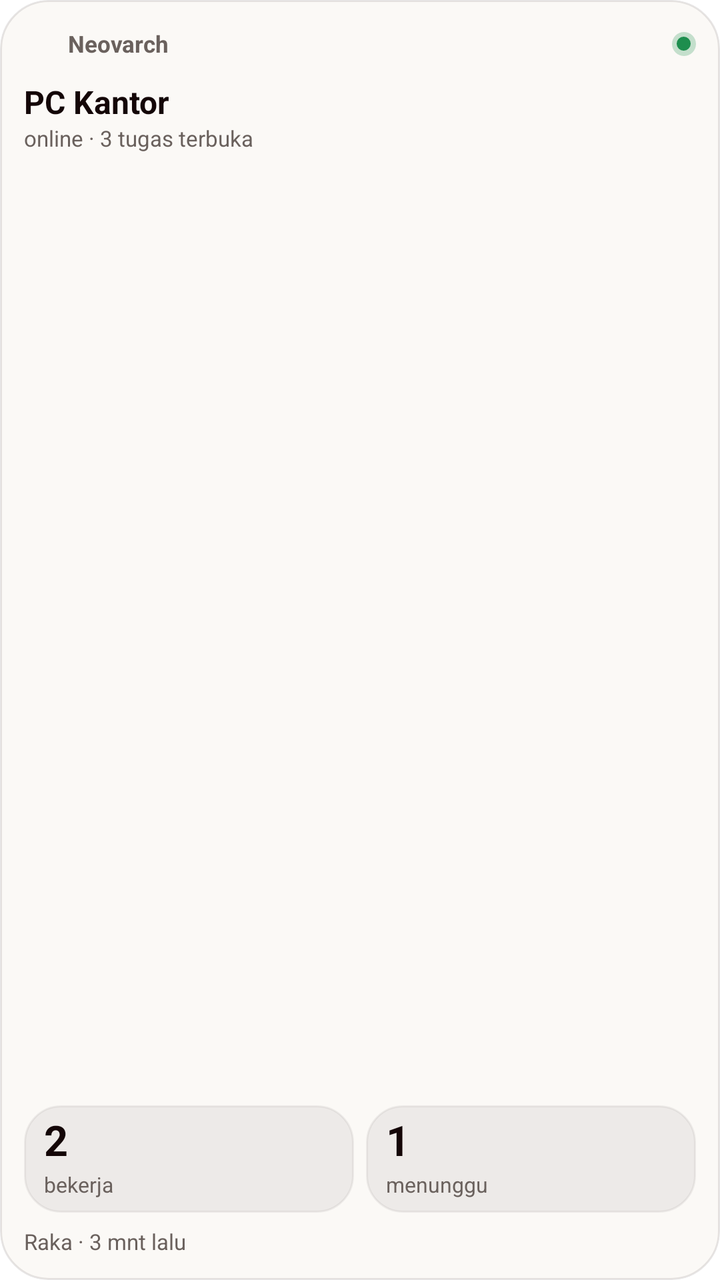
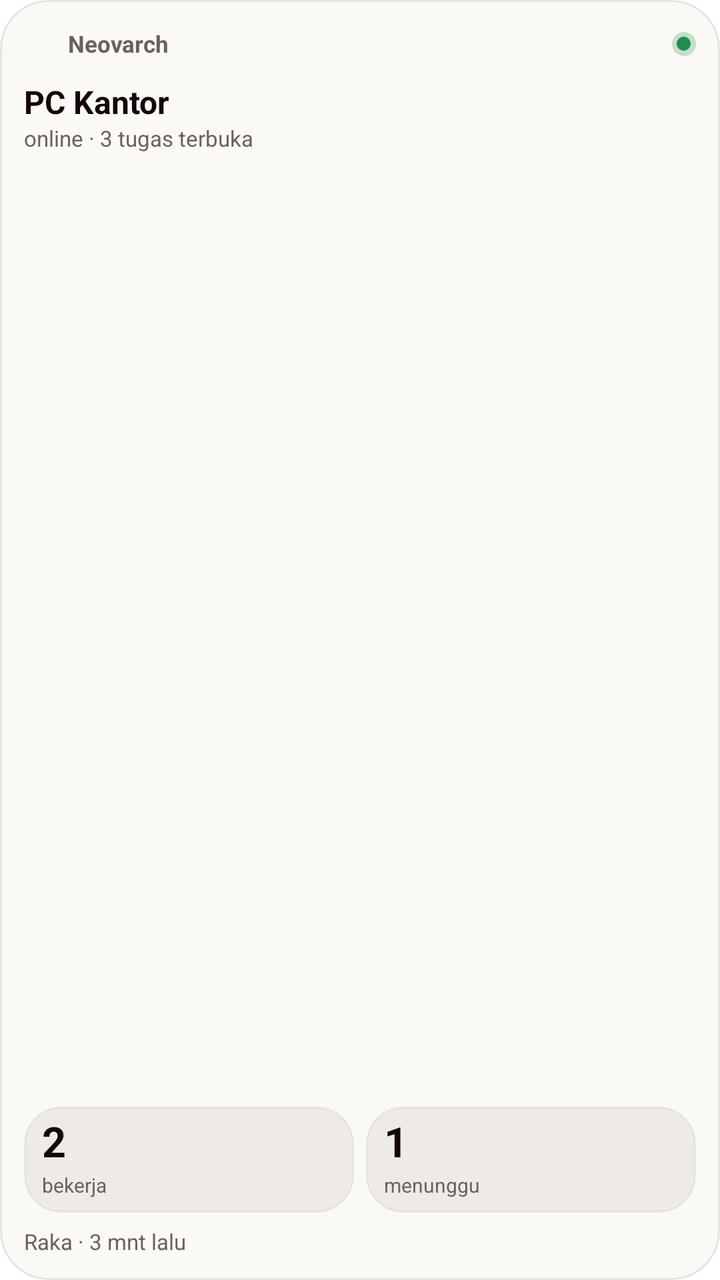

Screens rendered from an Android XML layout before and after an edit, with the pre-edit source and the edit as a unified diff.
<!-- AndroidManifest.xml: fallback theme Theme.MaterialComponents.DayNight.NoActionBar -->
<!-- res/layout/nv_status_widget.xml -->
<?xml version="1.0" encoding="utf-8"?>
<FrameLayout xmlns:android="http://schemas.android.com/apk/res/android"
    android:id="@android:id/background"
    android:layout_width="match_parent"
    android:layout_height="match_parent"
    android:background="@drawable/nvw_bg"
    android:clipToOutline="true"
    android:padding="@dimen/nvw_pad">
    <LinearLayout
        android:layout_width="match_parent"
        android:layout_height="match_parent"
        android:orientation="vertical">
        <LinearLayout
            android:layout_width="match_parent"
            android:layout_height="20dp"
            android:gravity="center_vertical"
            android:orientation="horizontal">
            <ImageView android:layout_width="16dp" android:layout_height="16dp" android:contentDescription="@null" android:src="@mipmap/ic_launcher" />
            <TextView android:layout_width="0dp" android:layout_height="wrap_content" android:layout_marginStart="6dp" android:layout_weight="1" android:ellipsize="end" android:maxLines="1" android:text="Neovarch" android:textColor="@color/nvw_muted" android:textSize="11.5sp" android:textStyle="bold" />
            <FrameLayout android:layout_width="12dp" android:layout_height="12dp">
                <ImageView android:layout_width="match_parent" android:layout_height="match_parent" android:contentDescription="@null" android:src="@drawable/nvw_circle" android:tint="@color/nvw_ok" android:alpha="0.25" android:id="@+id/nvs_halo" />
                <ImageView android:id="@+id/nvs_dot" android:layout_width="7dp" android:layout_height="7dp" android:layout_gravity="center" android:contentDescription="@null" android:src="@drawable/nvw_circle" android:tint="@color/nvw_ok" />
            </FrameLayout>
        </LinearLayout>
        <TextView
            android:id="@+id/nvs_pc"
            android:layout_width="match_parent"
            android:layout_height="wrap_content"
            android:layout_marginTop="8dp"
            android:ellipsize="end"
            android:maxLines="1"
            android:text="PC Kantor"
            android:textColor="@color/nvw_text"
            android:textSize="16sp"
            android:textStyle="bold" />
        <TextView
            android:id="@+id/nvs_status"
            android:layout_width="match_parent"
            android:layout_height="wrap_content"
            android:ellipsize="end"
            android:maxLines="1"
            android:text="online · 3 tugas terbuka"
            android:textColor="@color/nvw_muted"
            android:textSize="11sp" />
        <FrameLayout android:layout_width="match_parent" android:layout_height="0dp" android:layout_weight="1" android:minHeight="6dp" />
        <LinearLayout
            android:id="@+id/nvs_stats"
            android:layout_width="match_parent"
            android:layout_height="wrap_content"
            android:orientation="horizontal">
            <LinearLayout
                android:id="@+id/nvs_s1"
                android:layout_width="0dp"
                android:layout_height="wrap_content"
                android:layout_weight="1"
                android:background="@drawable/nvw_tile"
                android:orientation="vertical"
                android:paddingStart="10dp"
                android:paddingTop="6dp"
                android:paddingEnd="8dp"
                android:paddingBottom="7dp">
                <TextView android:id="@+id/nvs_s1_num" android:layout_width="wrap_content" android:layout_height="wrap_content" android:includeFontPadding="false" android:text="2" android:textColor="@color/nvw_text" android:textSize="21sp" android:textStyle="bold" />
                <TextView android:layout_width="wrap_content" android:layout_height="wrap_content" android:layout_marginTop="2dp" android:ellipsize="end" android:maxLines="1" android:text="bekerja" android:textColor="@color/nvw_muted" android:textSize="10.5sp" />
            </LinearLayout>
            <LinearLayout
                android:id="@+id/nvs_s2"
                android:layout_width="0dp"
                android:layout_height="wrap_content"
                android:layout_weight="1"
                android:layout_marginStart="6dp"
                android:background="@drawable/nvw_tile"
                android:orientation="vertical"
                android:paddingStart="10dp"
                android:paddingTop="6dp"
                android:paddingEnd="8dp"
                android:paddingBottom="7dp">
                <TextView android:id="@+id/nvs_s2_num" android:layout_width="wrap_content" android:layout_height="wrap_content" android:includeFontPadding="false" android:text="1" android:textColor="@color/nvw_text" android:textSize="21sp" android:textStyle="bold" />
                <TextView android:layout_width="wrap_content" android:layout_height="wrap_content" android:layout_marginTop="2dp" android:ellipsize="end" android:maxLines="1" android:text="menunggu" android:textColor="@color/nvw_muted" android:textSize="10.5sp" />
            </LinearLayout>
        </LinearLayout>
        <TextView
            android:id="@+id/nvs_last"
            android:layout_width="match_parent"
            android:layout_height="wrap_content"
            android:layout_marginTop="7dp"
            android:ellipsize="end"
            android:maxLines="1"
            android:text="Raka · 3 mnt lalu"
            android:textColor="@color/nvw_muted"
            android:textSize="11sp" />
    </LinearLayout>
</FrameLayout>
<!-- resources referenced by this layout -->
<resources>
  <color name="nvw_muted">#FF6A615D</color>
  <color name="nvw_ok">#FF1E8E4E</color>
  <color name="nvw_text">#FF140607</color>
  <dimen name="nvw_pad">12dp</dimen>
  <!-- drawable nvw_bg (drawable) -->
  <?xml version="1.0" encoding="utf-8"?>
  <shape xmlns:android="http://schemas.android.com/apk/res/android" android:shape="rectangle">
      <solid android:color="@color/nvw_bg" />
      <stroke android:width="1dp" android:color="@color/nvw_line" />
      <corners android:radius="@dimen/nvw_radius" />
  </shape>
  <!-- drawable nvw_circle (drawable) -->
  <?xml version="1.0" encoding="utf-8"?>
  <shape xmlns:android="http://schemas.android.com/apk/res/android" android:shape="oval">
      <solid android:color="#FFFFFFFF" />
  </shape>
  <!-- drawable nvw_tile (drawable) -->
  <?xml version="1.0" encoding="utf-8"?>
  <shape xmlns:android="http://schemas.android.com/apk/res/android" android:shape="rectangle">
      <solid android:color="@color/nvw_tile" />
      <stroke android:width="1dp" android:color="@color/nvw_tile_line" />
      <corners android:radius="18dp" />
  </shape>
  <!-- mipmap ic_launcher (mipmap-anydpi-v26) -->
  <?xml version="1.0" encoding="utf-8"?>
  <adaptive-icon xmlns:android="http://schemas.android.com/apk/res/android">
      <background android:drawable="@mipmap/ic_launcher_background" />
      <foreground android:drawable="@mipmap/ic_launcher_foreground" />
      <monochrome android:drawable="@mipmap/ic_launcher_monochrome" />
  </adaptive-icon>
  <color name="nvw_bg">#E8FBF9F6</color>
  <color name="nvw_line">#1A140607</color>
  <dimen name="nvw_radius">24dp</dimen>
  <color name="nvw_tile">#0F140607</color>
  <color name="nvw_tile_line">#0F140607</color>
</resources>

<!-- the commit's change to res/layout/nv_status_widget.xml (unified diff, before → after) -->
@@ -55,12 +55,12 @@
                 android:layout_weight="1"
                 android:background="@drawable/nvw_tile"
                 android:orientation="vertical"
-                android:paddingStart="10dp"
+                android:paddingStart="9dp"
                 android:paddingTop="6dp"
-                android:paddingEnd="8dp"
+                android:paddingEnd="3dp"
                 android:paddingBottom="7dp">
                 <TextView android:id="@+id/nvs_s1_num" android:layout_width="wrap_content" android:layout_height="wrap_content" android:includeFontPadding="false" android:text="2" android:textColor="@color/nvw_text" android:textSize="21sp" android:textStyle="bold" />
-                <TextView android:layout_width="wrap_content" android:layout_height="wrap_content" android:layout_marginTop="2dp" android:ellipsize="end" android:maxLines="1" android:text="bekerja" android:textColor="@color/nvw_muted" android:textSize="10.5sp" />
+                <TextView android:layout_width="wrap_content" android:layout_height="wrap_content" android:layout_marginTop="2dp" android:ellipsize="end" android:maxLines="1" android:text="bekerja" android:textColor="@color/nvw_muted" android:textSize="10sp" />
             </LinearLayout>
             <LinearLayout
                 android:id="@+id/nvs_s2"
@@ -70,12 +70,12 @@
                 android:layout_marginStart="6dp"
                 android:background="@drawable/nvw_tile"
                 android:orientation="vertical"
-                android:paddingStart="10dp"
+                android:paddingStart="9dp"
                 android:paddingTop="6dp"
-                android:paddingEnd="8dp"
+                android:paddingEnd="3dp"
                 android:paddingBottom="7dp">
                 <TextView android:id="@+id/nvs_s2_num" android:layout_width="wrap_content" android:layout_height="wrap_content" android:includeFontPadding="false" android:text="1" android:textColor="@color/nvw_text" android:textSize="21sp" android:textStyle="bold" />
-                <TextView android:layout_width="wrap_content" android:layout_height="wrap_content" android:layout_marginTop="2dp" android:ellipsize="end" android:maxLines="1" android:text="menunggu" android:textColor="@color/nvw_muted" android:textSize="10.5sp" />
+                <TextView android:layout_width="wrap_content" android:layout_height="wrap_content" android:layout_marginTop="2dp" android:ellipsize="end" android:maxLines="1" android:text="menunggu" android:textColor="@color/nvw_muted" android:textSize="10sp" />
             </LinearLayout>
         </LinearLayout>
         <TextView
